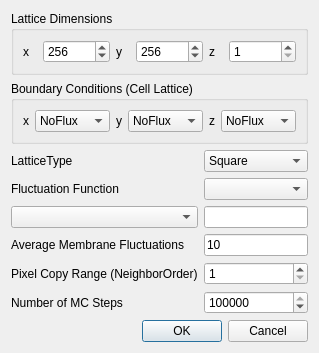
Qt form cc3d/twedit5/Plugins/CC3DGUIDesign/ModelTools/Potts/pottsdlg.ui (CompuCell3D/CompuCell3D) before a commit.
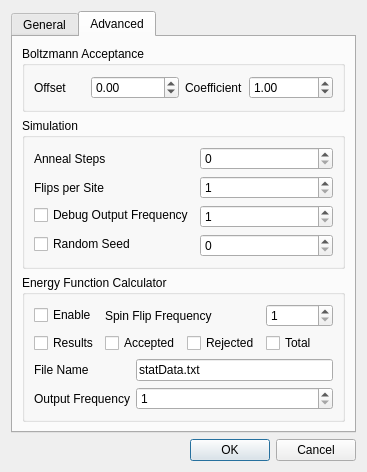
The same form after that commit. The open tabs and pages were chosen to show the change.

The edit to the form file:
```diff
--- a/cc3d/twedit5/Plugins/CC3DGUIDesign/ModelTools/Potts/pottsdlg.ui
+++ b/cc3d/twedit5/Plugins/CC3DGUIDesign/ModelTools/Potts/pottsdlg.ui
@@ -6,17 +6,27 @@
    <rect>
     <x>0</x>
     <y>0</y>
-    <width>308</width>
-    <height>323</height>
+    <width>353</width>
+    <height>406</height>
    </rect>
   </property>
   <property name="windowTitle">
    <string>Potts: Please define CPM configuration</string>
   </property>
   <layout class="QGridLayout" name="gridLayout">
-   <item row="0" column="0">
+   <item row="0" column="1">
     <layout class="QVBoxLayout" name="verticalLayout_19">
      <item>
+      <widget class="QTabWidget" name="tabWidget">
+       <property name="currentIndex">
+        <number>0</number>
+       </property>
+       <widget class="QWidget" name="tab_general">
+        <attribute name="title">
+         <string>General</string>
+        </attribute>
+        <layout class="QGridLayout" name="gridLayout_2">
+         <item row="0" column="0">
       <widget class="QGroupBox" name="groupBox_7">
        <property name="title">
         <string>Lattice Dimensions</string>
@@ -86,7 +96,7 @@
        </layout>
       </widget>
      </item>
-     <item>
+         <item row="1" column="0">
       <widget class="QGroupBox" name="groupBox_3">
        <property name="title">
         <string>Boundary Conditions (Cell Lattice)</string>
@@ -162,7 +172,7 @@
        </layout>
       </widget>
      </item>
-     <item>
+         <item row="2" column="0">
       <layout class="QGridLayout" name="gridLayout_6">
        <item row="5" column="0">
         <widget class="QLabel" name="label_33">
@@ -256,6 +266,265 @@
         <widget class="QLineEdit" name="type_ParamLE"/>
        </item>
       </layout>
+         </item>
+        </layout>
+       </widget>
+       <widget class="QWidget" name="tab_advanced">
+        <attribute name="title">
+         <string>Advanced</string>
+        </attribute>
+        <layout class="QGridLayout" name="gridLayout_3">
+         <item row="0" column="0">
+          <layout class="QVBoxLayout" name="verticalLayout">
+           <item>
+            <widget class="QGroupBox" name="groupBox">
+             <property name="title">
+              <string>Boltzmann Acceptance</string>
+             </property>
+             <layout class="QGridLayout" name="gridLayout_4">
+              <item row="0" column="0">
+               <layout class="QHBoxLayout" name="horizontalLayout">
+                <item>
+                 <widget class="QLabel" name="label_3">
+                  <property name="text">
+                   <string>Offset</string>
+                  </property>
+                 </widget>
+                </item>
+                <item>
+                 <widget class="QDoubleSpinBox" name="offset_SB">
+                  <property name="minimum">
+                   <double>-99990000.000000000000000</double>
+                  </property>
+                  <property name="maximum">
+                   <double>99990000.000000000000000</double>
+                  </property>
+                 </widget>
+                </item>
+                <item>
+                 <widget class="QLabel" name="label_2">
+                  <property name="text">
+                   <string>Coefficient</string>
+                  </property>
+                 </widget>
+                </item>
+                <item>
+                 <widget class="QDoubleSpinBox" name="coefficient_SB">
+                  <property name="maximum">
+                   <double>99990000.000000000000000</double>
+                  </property>
+                  <property name="value">
+                   <double>1.000000000000000</double>
+                  </property>
+                 </widget>
+                </item>
+               </layout>
+              </item>
+             </layout>
+            </widget>
+           </item>
+           <item>
+            <widget class="QGroupBox" name="groupBox_2">
+             <property name="title">
+              <string>Simulation</string>
+             </property>
+             <layout class="QGridLayout" name="gridLayout_7">
+              <item row="0" column="0">
+               <layout class="QFormLayout" name="formLayout">
+                <item row="0" column="0">
+                 <widget class="QLabel" name="label_4">
+                  <property name="text">
+                   <string>Anneal Steps</string>
+                  </property>
+                 </widget>
+                </item>
+                <item row="0" column="1">
+                 <widget class="QSpinBox" name="anneal_SB">
+                  <property name="maximum">
+                   <number>99999999</number>
+                  </property>
+                 </widget>
+                </item>
+                <item row="1" column="0">
+                 <widget class="QLabel" name="label_5">
+                  <property name="text">
+                   <string>Flips per Site</string>
+                  </property>
+                 </widget>
+                </item>
+                <item row="1" column="1">
+                 <widget class="QSpinBox" name="flip_to_dim_SB">
+                  <property name="minimum">
+                   <number>1</number>
+                  </property>
+                  <property name="maximum">
+                   <number>99999999</number>
+                  </property>
+                 </widget>
+                </item>
+                <item row="2" column="1">
+                 <widget class="QSpinBox" name="debug_SB">
+                  <property name="minimum">
+                   <number>1</number>
+                  </property>
+                  <property name="maximum">
+                   <number>99999999</number>
+                  </property>
+                 </widget>
+                </item>
+                <item row="3" column="1">
+                 <widget class="QSpinBox" name="random_seed_SB">
+                  <property name="minimum">
+                   <number>0</number>
+                  </property>
+                  <property name="maximum">
+                   <number>99999999</number>
+                  </property>
+                  <property name="value">
+                   <number>0</number>
+                  </property>
+                 </widget>
+                </item>
+                <item row="3" column="0">
+                 <widget class="QCheckBox" name="random_seed_CB">
+                  <property name="text">
+                   <string>Random Seed</string>
+                  </property>
+                 </widget>
+                </item>
+                <item row="2" column="0">
+                 <widget class="QCheckBox" name="debug_CB">
+                  <property name="text">
+                   <string>Debug Output Frequency</string>
+                  </property>
+                 </widget>
+                </item>
+               </layout>
+              </item>
+             </layout>
+            </widget>
+           </item>
+           <item>
+            <widget class="QGroupBox" name="groupBox_4">
+             <property name="title">
+              <string>Energy Function Calculator</string>
+             </property>
+             <layout class="QGridLayout" name="gridLayout_8">
+              <item row="0" column="0">
+               <layout class="QGridLayout" name="gridLayout_5" columnstretch="0,0,0,0,0,0,0,0" columnminimumwidth="0,0,0,0,0,0,0,0">
+                <item row="1" column="0">
+                 <widget class="QCheckBox" name="ef_results_CB">
+                  <property name="text">
+                   <string>Results</string>
+                  </property>
+                 </widget>
+                </item>
+                <item row="0" column="0">
+                 <widget class="QCheckBox" name="ef_enable_CB">
+                  <property name="text">
+                   <string>Enable</string>
+                  </property>
+                 </widget>
+                </item>
+                <item row="1" column="1">
+                 <layout class="QHBoxLayout" name="horizontalLayout_5">
+                  <item>
+                   <widget class="QCheckBox" name="ef_accepted_CB">
+                    <property name="minimumSize">
+                     <size>
+                      <width>0</width>
+                      <height>0</height>
+                     </size>
+                    </property>
+                    <property name="text">
+                     <string>Accepted</string>
+                    </property>
+                   </widget>
+                  </item>
+                  <item>
+                   <widget class="QCheckBox" name="ef_rejected_CB">
+                    <property name="minimumSize">
+                     <size>
+                      <width>0</width>
+                      <height>0</height>
+                     </size>
+                    </property>
+                    <property name="text">
+                     <string>Rejected</string>
+                    </property>
+                   </widget>
+                  </item>
+                 </layout>
+                </item>
+                <item row="1" column="2">
+                 <widget class="QCheckBox" name="ef_total_CB">
+                  <property name="text">
+                   <string>Total</string>
+                  </property>
+                 </widget>
+                </item>
+                <item row="0" column="1">
+                 <widget class="QLabel" name="label_10">
+                  <property name="text">
+                   <string>Spin Flip Frequency</string>
+                  </property>
+                 </widget>
+                </item>
+                <item row="0" column="2">
+                 <widget class="QSpinBox" name="ef_spin_freq_SB">
+                  <property name="minimum">
+                   <number>1</number>
+                  </property>
+                  <property name="maximum">
+                   <number>99999999</number>
+                  </property>
+                 </widget>
+                </item>
+               </layout>
+              </item>
+              <item row="3" column="0">
+               <layout class="QFormLayout" name="formLayout_2">
+                <item row="0" column="0">
+                 <widget class="QLabel" name="label_9">
+                  <property name="text">
+                   <string>File Name</string>
+                  </property>
+                 </widget>
+                </item>
+                <item row="0" column="1">
+                 <widget class="QLineEdit" name="ef_file_name_LE">
+                  <property name="text">
+                   <string>statData.txt</string>
+                  </property>
+                 </widget>
+                </item>
+                <item row="1" column="0">
+                 <widget class="QLabel" name="label_8">
+                  <property name="text">
+                   <string>Output Frequency</string>
+                  </property>
+                 </widget>
+                </item>
+                <item row="1" column="1">
+                 <widget class="QSpinBox" name="ef_file_freq_SB">
+                  <property name="minimum">
+                   <number>1</number>
+                  </property>
+                  <property name="maximum">
+                   <number>99999999</number>
+                  </property>
+                 </widget>
+                </item>
+               </layout>
+              </item>
+             </layout>
+            </widget>
+           </item>
+          </layout>
+         </item>
+        </layout>
+       </widget>
+      </widget>
      </item>
      <item>
       <widget class="QDialogButtonBox" name="buttonBox">
```
Lines whose indentation alone changed are shown as unchanged.
